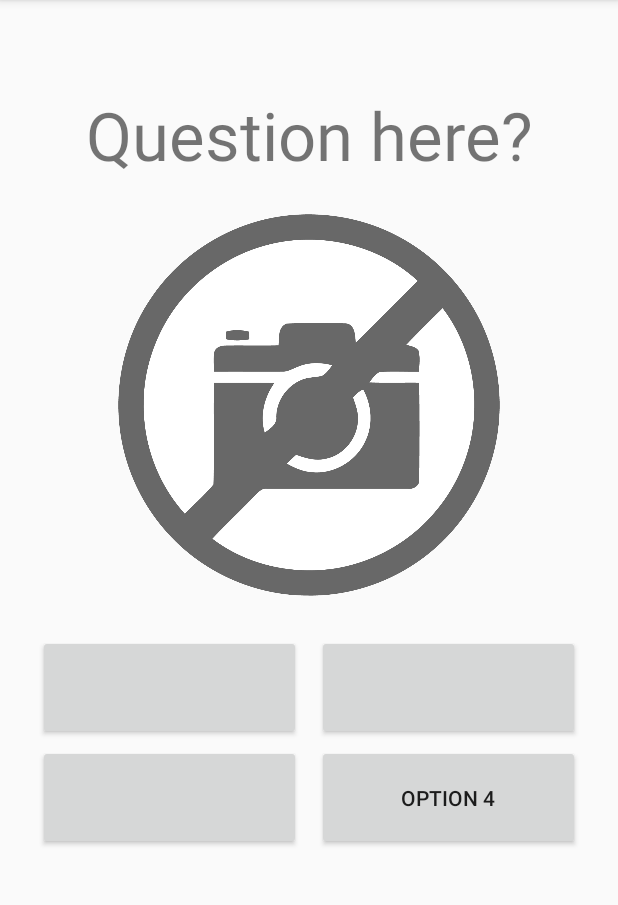
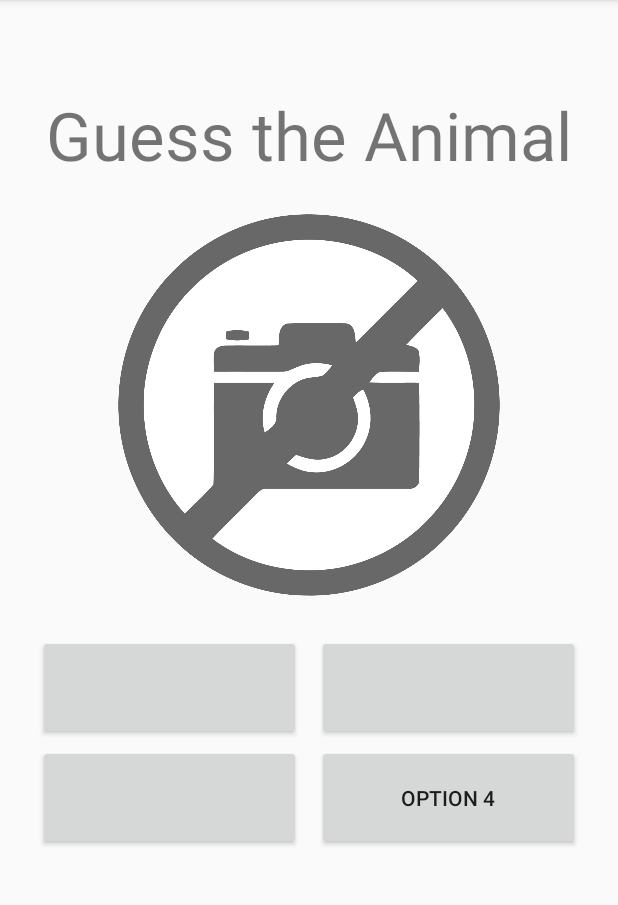
Before and after one commit to pinakip1998/GuessingGame, an Android app: the screen it shows after launch (MainActivity), after a tap on "ANIMALS", on a phone screen of 412 x 824 dp, the part 84-989 px from its top. Run offline under Robolectric (Android 15) with nearby library versions, the phone set to English and light mode, and no system bars; our stand-ins replace Firebase (no records; nobody signed in at launch, a user with empty details on screens opened directly); 3 statements that could not run were skipped.

Commit message:
Flower database added Textview updation Bugs: Infinite loading on main activity after clicking back button from scores activity

```diff
--- a/app/src/main/java/com/example/guessinggame/MainActivity.java
+++ b/app/src/main/java/com/example/guessinggame/MainActivity.java
@@ -12,6 +12,7 @@ import android.widget.Button;
 import android.widget.ImageView;
 import android.widget.LinearLayout;
 import android.widget.ProgressBar;
+import android.widget.TextView;
 import android.widget.Toast;
 
 import com.bumptech.glide.Glide;
@@ -39,6 +40,7 @@ public class MainActivity extends AppCompatActivity {
     private Integer no= new Integer(1);
     ImageView imageView;
     ImageView imageBuffer;
+    TextView title_tv;
     Button btn1,btn2,btn3,btn4;
     @Override
     protected void onCreate(Bundle savedInstanceState) {
@@ -47,11 +49,13 @@ public class MainActivity extends AppCompatActivity {
         imageView = findViewById(R.id.photo);
         imageBuffer = findViewById(R.id.image_buffer);
         imageBuffer.setVisibility(View.INVISIBLE);
+        title_tv = findViewById(R.id.title);
         spinner = findViewById(R.id.progressBar);
         spinner.setVisibility(View.INVISIBLE);
         score=0;
         Intent intent = getIntent();
         category = intent.getStringExtra(CategoryActivity.EXTRA_STRING);
+        title_tv.setText(title_tv.getText()+category);
         //First image being downloaded
         filename=no.toString()+".jpg";
         DatabaseReference dbRef = db.getReference().child(category);
--- a/app/src/main/res/layout/activity_main.xml
+++ b/app/src/main/res/layout/activity_main.xml
@@ -15,10 +15,11 @@
         android:layout_height="match_parent">
 
         <TextView
+            android:id="@+id/title"
             android:layout_width="match_parent"
             android:layout_height="wrap_content"
             android:gravity="center_horizontal"
-            android:text="Question here?"
+            android:text="Guess the "
             android:textSize="20pt" />
         <ImageView
             android:id="@+id/photo"
```
